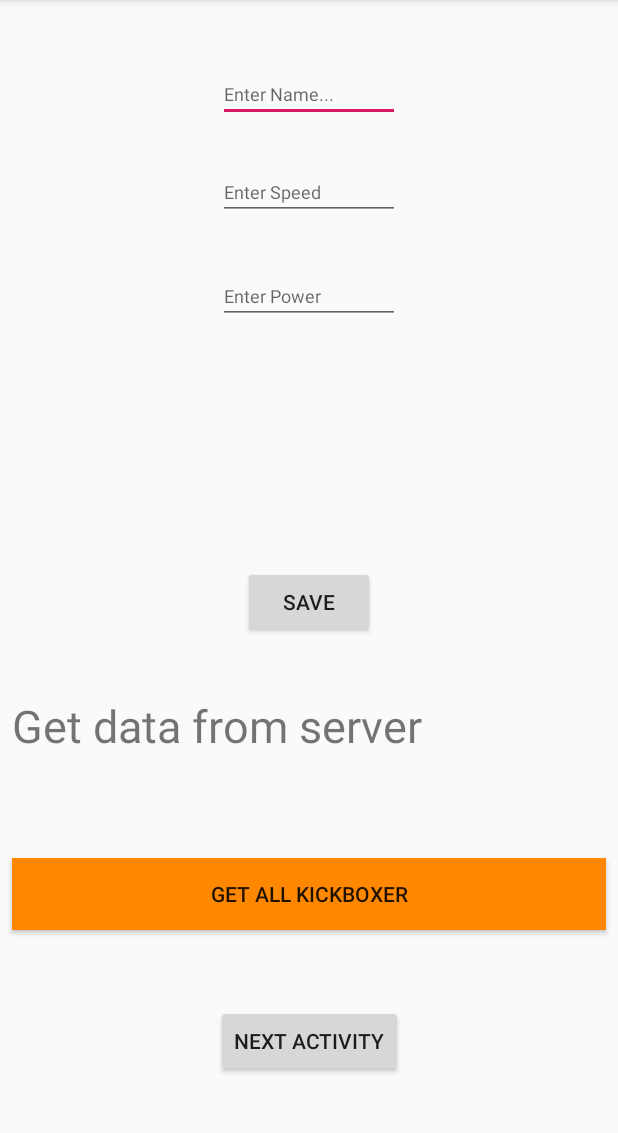
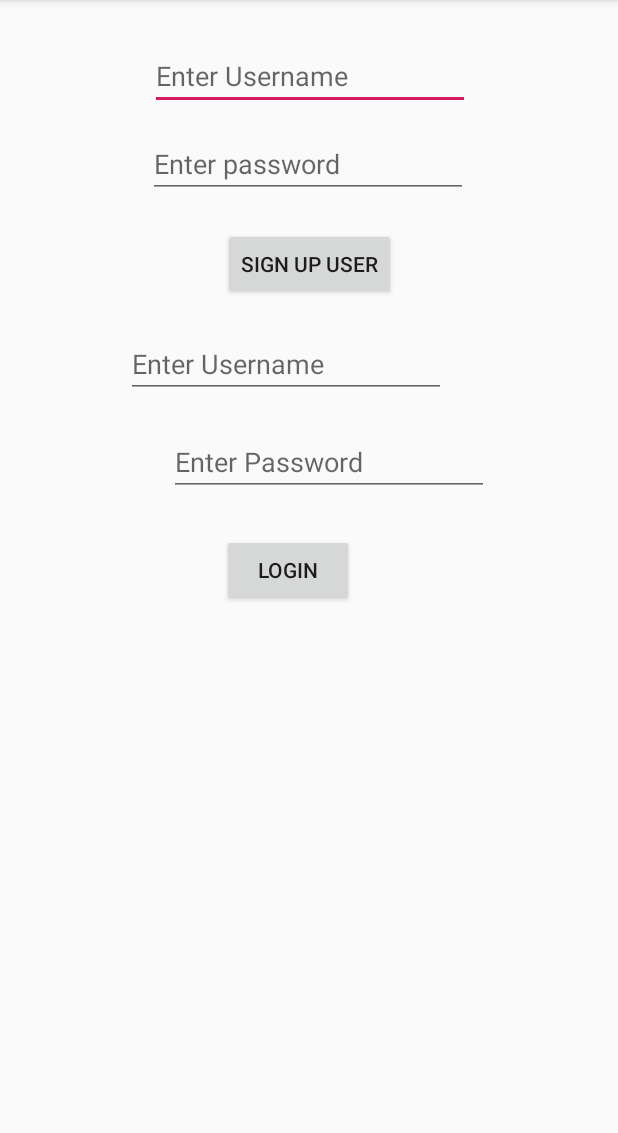
Before and after one commit to kolabank/InstagramClone, an Android app: the screen it shows after launch (SignUp before the commit, SignupLoginActivity after it), after a tap on "NEXT ACTIVITY", on a phone screen of 412 x 824 dp, the part 84-1217 px from its top. Run offline under Robolectric (Android 15) with nearby library versions, the phone set to English and light mode, and no system bars; libraries missing offline, so code that uses them is left out: com.parse, com.shashank.sony; 1 statement that could not run was skipped.

Commit message:
Sign up and log in Parse

```diff
--- a/app/src/main/AndroidManifest.xml
+++ b/app/src/main/AndroidManifest.xml
@@ -3,13 +3,13 @@
     package="playing.kolade.com.instagramclone">
 
     <application
+        android:name=".App"
         android:allowBackup="true"
         android:icon="@mipmap/ic_launcher"
         android:label="@string/app_name"
         android:roundIcon="@mipmap/ic_launcher_round"
         android:supportsRtl="true"
-        android:theme="@style/AppTheme"
-        android:name=".App">
+        android:theme="@style/AppTheme">
         <activity android:name=".SignUp">
             <intent-filter>
                 <action android:name="android.intent.action.MAIN" />
@@ -17,6 +17,8 @@
                 <category android:name="android.intent.category.LAUNCHER" />
             </intent-filter>
         </activity>
+        <activity android:name=".SignupLoginActivity" />
+        <activity android:name=".WelcomeActivity"></activity>
     </application>
 
 </manifest>
--- a/app/src/main/java/playing/kolade/com/instagramclone/SignUp.java
+++ b/app/src/main/java/playing/kolade/com/instagramclone/SignUp.java
@@ -1,5 +1,6 @@
 package playing.kolade.com.instagramclone;
 
+import android.content.Intent;
 import android.support.v7.app.AppCompatActivity;
 import android.os.Bundle;
 import android.view.View;
@@ -116,10 +117,17 @@ public class SignUp extends AppCompatActivity {
             }
         });
 
+        //The next lines are to transition to another activity (another page)
+
         btnTransition.setOnClickListener(new View.OnClickListener() {
             @Override
             public void onClick(View v) {
 
+                Intent intent = new Intent(SignUp.this, SignupLoginActivity.class);  //To transition to another activity
+
+            startActivity(intent);
+
+            // Note that we need to go into Manifest.xml to complete process
 
             }
         });
--- a/app/src/main/java/playing/kolade/com/instagramclone/SignupLoginActivity.java
+++ b/app/src/main/java/playing/kolade/com/instagramclone/SignupLoginActivity.java
@@ -1,4 +1,89 @@
 package playing.kolade.com.instagramclone;
 
-public class SignupLoginActivity {
+import android.os.Bundle;
+import android.support.annotation.Nullable;
+import android.support.v7.app.AppCompatActivity;
+import android.view.View;
+import android.widget.Button;
+import android.widget.EditText;
+import android.widget.Toast;
+
+import com.parse.LogInCallback;
+import com.parse.ParseException;
+import com.parse.ParseUser;
+import com.parse.SignUpCallback;
+import com.shashank.sony.fancytoastlib.FancyToast;
+
+public class SignupLoginActivity extends AppCompatActivity {
+    private EditText edtUserNameSignUp, edtPasswordSignUp, edtUserNameLogin, edtPasswordLogin;
+    private Button btnSignUp, btnLogin;
+
+    @Override
+    protected void onCreate(@Nullable Bundle savedInstanceState) {
+        super.onCreate(savedInstanceState);
+
+        setContentView(R.layout.signup_login_activity);
+
+        edtUserNameSignUp = findViewById(R.id.edtUserNameSignUp);
+        edtPasswordSignUp = findViewById(R.id.edtPasswordSignUp);
+        edtUserNameLogin = findViewById(R.id.edtUserNameLogin);
+        edtPasswordLogin = findViewById(R.id.edtPasswordLogin);
+
+        btnSignUp = findViewById(R.id.btnSignUp);
+        btnLogin = findViewById(R.id.btnLogin);
+
+        btnSignUp.setOnClickListener(new View.OnClickListener() {
+            @Override
+            public void onClick(View v) {
+
+
+                final ParseUser appUser = new ParseUser();  //creates a new ParseUser object and assigns it to the variable appUser
+
+                appUser.setUsername(edtUserNameSignUp.getText().toString()); //assigns username entered to Parse
+                appUser.setPassword(edtPasswordSignUp.getText().toString()); //assigns password entered to Parse
+
+                appUser.signUpInBackground(new SignUpCallback() {
+                    @Override
+                    public void done(ParseException e) {
+                        if (e == null) {
+
+                            FancyToast.makeText(SignupLoginActivity.this, appUser.get("username") + "is signed up successfully"
+                                    , Toast.LENGTH_LONG, FancyToast.SUCCESS, true).show();
+
+                        } else {
+                            FancyToast.makeText(SignupLoginActivity.this, e.getMessage(), Toast.LENGTH_LONG, FancyToast.ERROR, true).show();
+                        }
+                    }
+                });
+
+            }
+        });
+
+
+        btnLogin.setOnClickListener(new View.OnClickListener() {
+            @Override
+            public void onClick(View v) {
+
+                ParseUser.logInInBackground(edtUserNameLogin.getText().toString(), edtPasswordLogin.getText().toString(), new LogInCallback() {
+                    @Override
+                    public void done(ParseUser user, ParseException e) {
+
+                        if (user != null&& e == null) {
+
+                            FancyToast.makeText(SignupLoginActivity.this, user.get("username") + "is logged in successfully"
+                                    , Toast.LENGTH_LONG, FancyToast.SUCCESS, true).show();
+                        }
+                    else {
+                            FancyToast.makeText(SignupLoginActivity.this, e.getMessage(), Toast.LENGTH_LONG, FancyToast.ERROR, true).show();
+                        }
+
+                    }
+                });
+
+
+            }
+        });
+
+    }
+
 }
--- /dev/null
+++ b/app/src/main/java/playing/kolade/com/instagramclone/WelcomeActivity.java
@@ -0,0 +1,13 @@
+package playing.kolade.com.instagramclone;
+
+import android.support.v7.app.AppCompatActivity;
+import android.os.Bundle;
+
+public class WelcomeActivity extends AppCompatActivity {
+
+    @Override
+    protected void onCreate(Bundle savedInstanceState) {
+        super.onCreate(savedInstanceState);
+        setContentView(R.layout.activity_welcome);
+    }
+}
--- /dev/null
+++ b/app/src/main/res/layout/activity_welcome.xml
@@ -0,0 +1,9 @@
+<?xml version="1.0" encoding="utf-8"?>
+<android.support.constraint.ConstraintLayout xmlns:android="http://schemas.android.com/apk/res/android"
+    xmlns:app="http://schemas.android.com/apk/res-auto"
+    xmlns:tools="http://schemas.android.com/tools"
+    android:layout_width="match_parent"
+    android:layout_height="match_parent"
+    tools:context=".WelcomeActivity">
+
+</android.support.constraint.ConstraintLayout>
--- /dev/null
+++ b/app/src/main/res/layout/signup_login_activity.xml
@@ -0,0 +1,103 @@
+<?xml version="1.0" encoding="utf-8"?>
+<android.support.constraint.ConstraintLayout
+    xmlns:android="http://schemas.android.com/apk/res/android"
+    xmlns:app="http://schemas.android.com/apk/res-auto"
+    xmlns:tools="http://schemas.android.com/tools"
+    android:layout_width="match_parent"
+    android:layout_height="match_parent">
+
+    <EditText
+        android:id="@+id/edtUserNameSignUp"
+        android:layout_width="wrap_content"
+        android:layout_height="wrap_content"
+        android:layout_marginStart="8dp"
+        android:layout_marginTop="28dp"
+        android:layout_marginEnd="8dp"
+        android:ems="10"
+        android:hint="Enter Username"
+        android:inputType="textPersonName"
+        app:layout_constraintEnd_toEndOf="parent"
+        app:layout_constraintHorizontal_bias="0.503"
+        app:layout_constraintStart_toStartOf="parent"
+        app:layout_constraintTop_toTopOf="parent" />
+
+    <EditText
+        android:id="@+id/edtPasswordSignUp"
+        android:layout_width="wrap_content"
+        android:layout_height="wrap_content"
+        android:layout_marginStart="8dp"
+        android:layout_marginTop="8dp"
+        android:layout_marginEnd="8dp"
+        android:layout_marginBottom="8dp"
+        android:ems="10"
+        android:hint="Enter password"
+        android:inputType="textPassword"
+        app:layout_constraintBottom_toBottomOf="parent"
+        app:layout_constraintEnd_toEndOf="parent"
+        app:layout_constraintHorizontal_bias="0.496"
+        app:layout_constraintStart_toStartOf="parent"
+        app:layout_constraintTop_toBottomOf="@+id/edtUserNameSignUp"
+        app:layout_constraintVertical_bias="0.008" />
+
+    <Button
+        android:id="@+id/btnSignUp"
+        android:layout_width="wrap_content"
+        android:layout_height="wrap_content"
+        android:layout_marginStart="148dp"
+        android:layout_marginTop="20dp"
+        android:layout_marginEnd="148dp"
+        android:layout_marginBottom="163dp"
+        android:text="Sign up User"
+        app:layout_constraintBottom_toBottomOf="parent"
+        app:layout_constraintEnd_toEndOf="parent"
+        app:layout_constraintStart_toStartOf="parent"
+        app:layout_constraintTop_toBottomOf="@+id/edtPasswordSignUp"
+        app:layout_constraintVertical_bias="0.0" />
+
+    <EditText
+        android:id="@+id/edtUserNameLogin"
+        android:layout_width="wrap_content"
+        android:layout_height="wrap_content"
+        android:layout_marginStart="84dp"
+        android:layout_marginTop="20dp"
+        android:layout_marginEnd="85dp"
+        android:ems="10"
+        android:hint="Enter Username"
+        android:inputType="textPersonName"
+        app:layout_constraintEnd_toEndOf="parent"
+        app:layout_constraintHorizontal_bias="0.0"
+        app:layout_constraintStart_toStartOf="parent"
+        app:layout_constraintTop_toBottomOf="@+id/btnSignUp" />
+
+    <EditText
+        android:id="@+id/edtPasswordLogin"
+        android:layout_width="wrap_content"
+        android:layout_height="wrap_content"
+        android:layout_marginStart="83dp"
+        android:layout_marginTop="20dp"
+        android:layout_marginEnd="86dp"
+        android:ems="10"
+        android:hint="Enter Password"
+        android:inputType="textPassword"
+        app:layout_constraintEnd_toEndOf="parent"
+        app:layout_constraintHorizontal_bias="1.0"
+        app:layout_constraintStart_toStartOf="parent"
+        app:layout_constraintTop_toBottomOf="@+id/edtUserNameLogin"
+        app:layout_constraintVertical_chainStyle="spread_inside" />
+
+    <Button
+        android:id="@+id/btnLogin"
+        android:layout_width="wrap_content"
+        android:layout_height="wrap_content"
+        android:layout_marginStart="148dp"
+        android:layout_marginTop="25dp"
+        android:layout_marginEnd="148dp"
+        android:layout_marginBottom="55dp"
+        android:text="Login"
+        app:layout_constraintBottom_toBottomOf="parent"
+        app:layout_constraintEnd_toEndOf="parent"
+        app:layout_constraintHorizontal_bias="0.0"
+        app:layout_constraintStart_toStartOf="parent"
+        app:layout_constraintTop_toBottomOf="@+id/edtPasswordLogin"
+        app:layout_constraintVertical_bias="0.0" />
+</android.support.constraint.ConstraintLayout>
```
